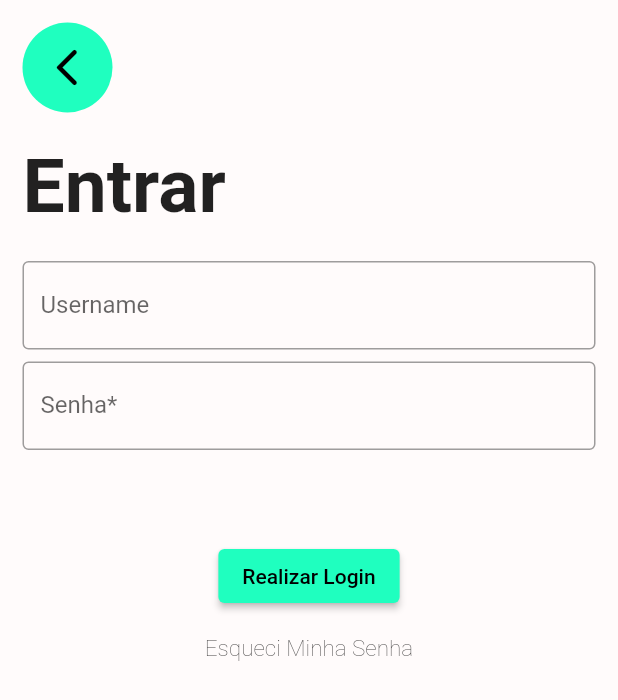
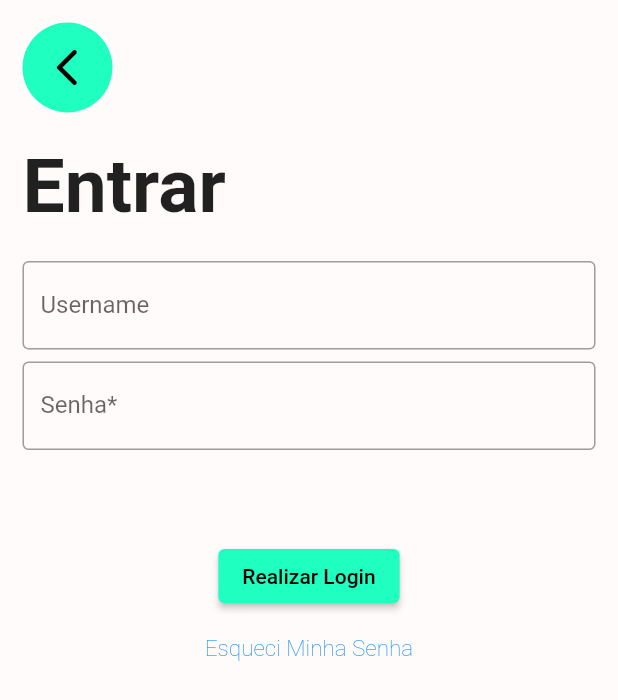
Before and after one commit to cefetmg-2022-psi-g2/QG-Frontend, a Flutter app: the screen it shows after launch, after a tap on "Login", on a phone screen of 412 x 824 dp. Shown: the top 700 px of the screen. Run offline on Flutter 3.47's test engine with Material 2 defaults, Android fonts, the phone set to English and light mode, and no system bars; our stand-ins replace dio, shared_preferences; missing offline and left inert: shared_preferences_android.

Commit message:
FlatButton trocado por TextButton na linha 193, já que atualizei meu SDK e não estava conseguindo compilar por conta deste erro.
The method 'FlatButton' isn't defined for the type 'LoginUsuario'.

```diff
--- a/lib/pages/qg_tela_login.dart
+++ b/lib/pages/qg_tela_login.dart
@@ -188,7 +188,7 @@ class LoginUsuario extends StatelessWidget {
                       ),
                       Align(
                         alignment: Alignment.center,
-                        child: FlatButton(
+                        child: TextButton(
                           onPressed: () {},
                           child: Text(
                             "Esqueci Minha Senha",
```
